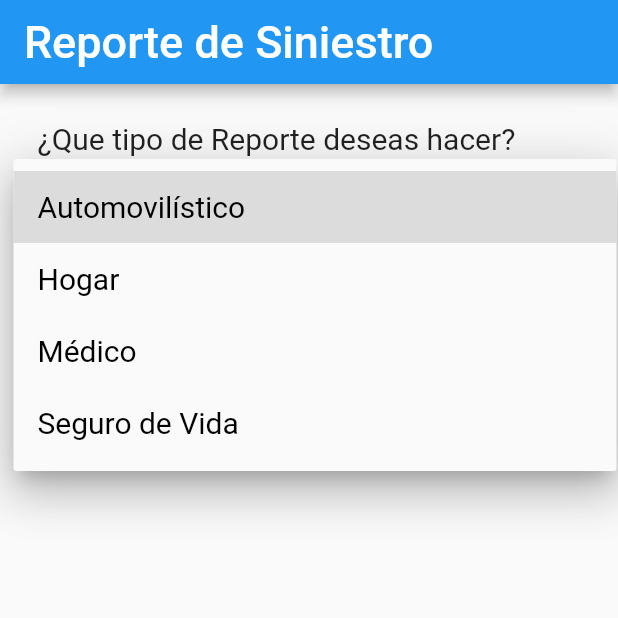
After one commit to IS709090/proyecto_moviles, a Flutter app: the Siniestros screen opened directly, after a tap on "Automovilístico", on a phone screen of 412 x 824 dp, the top half of it. The commit adds this screen. Run offline on Flutter 3.47's test engine with Material 2 defaults, Android fonts, the phone set to English and light mode, and no system bars.

Commit message:
Basic UI of siniestros Screen

```diff
--- /dev/null
+++ b/lib/siniestros.dart
@@ -0,0 +1,69 @@
+import 'package:flutter/material.dart';
+import 'testing.dart';
+
+class Siniestros extends StatefulWidget {
+  Siniestros({Key? key}) : super(key: key);
+
+  @override
+  State<Siniestros> createState() => _SiniestrosState();
+}
+
+class _SiniestrosState extends State<Siniestros> {
+  String dropdownValue = TiposPoliza["Coche"];
+  @override
+  Widget build(BuildContext context) {
+    return Scaffold(
+      appBar: AppBar(
+        title: Text(
+          "Reporte de Siniestro",
+          style: TextStyle(fontSize: 30),
+        ),
+      ),
+      body: ListView(padding: const EdgeInsets.all(25), children: [
+        Column(crossAxisAlignment: CrossAxisAlignment.start, children: [
+          Text(
+            "¿Que tipo de Reporte deseas hacer?",
+            style: TextStyle(fontSize: 20),
+          ),
+          SizedBox(height: 10),
+          Row(children: [
+            Expanded(
+              child: DropdownButton<String>(
+                isExpanded: true,
+                value: dropdownValue,
+                icon: const Icon(Icons.arrow_drop_down_circle),
+                elevation: 16,
+                style: TextStyle(fontSize: 20, color: Colors.black),
+                underline: Container(
+                  height: 3,
+                  color: Colors.blue,
+                ),
+                onChanged: (String? newValue) {
+                  setState(() {
+                    dropdownValue = newValue!;
+                  });
+                },
+                items: <String>[
+                  TiposPoliza["Coche"],
+                  TiposPoliza["Hogar"],
+                  TiposPoliza["Medico"],
+                  TiposPoliza["Vida"],
+                ].map<DropdownMenuItem<String>>((String value) {
+                  return DropdownMenuItem<String>(
+                    value: value,
+                    child: Text(value),
+                  );
+                }).toList(),
+              ),
+            ),
+          ]),
+          SizedBox(height: 10),
+          Text(
+            "Seleccione el Producto Asociado",
+            style: TextStyle(fontSize: 20),
+          ),
+        ]),
+      ]),
+    );
+  }
+}
--- /dev/null
+++ b/lib/testing.dart
@@ -0,0 +1,35 @@
+final Map<String, dynamic> TiposPoliza = {
+  'Hogar': "Hogar",
+  'Medico': "Médico",
+  'Coche': "Automovilístico",
+  'Vida': "Seguro de Vida"
+};
+
+final Map<String, dynamic> Polizas = {
+  'Polizas': {
+    'Hogar': {
+      'titulo': "Casa Parque Metropolitano",
+      'aseguradora': "Aseguradora AXA",
+      'descripcion': "Seguro de Hogar contra Robo",
+      'numero_poliza': "37FA839HF04"
+    },
+    'Medico': {
+      'titulo': "Diego Arana Ballesteros",
+      'aseguradora': "Aseguradora MAPFRE",
+      'descripcion': "Seguro de Gastos Médicos Menores",
+      'numero_poliza': "48H9FWHE9FH9"
+    },
+    'Coche': {
+      'titulo': "SEAT Ibiza 2017",
+      'aseguradora': "Aseguradora HDI",
+      'descripcion': "Seguro de Automóvil Gastos Menores",
+      'numero_poliza': "4JF094WJF09W"
+    },
+    'Vida': {
+      'titulo': "Diego Arana Ballesteros",
+      'aseguradora': "Aseguradora GNP",
+      'descripcion': "Seguro de Vida Menor",
+      'numero_poliza': "96JEPRFJ4K"
+    },
+  }
+};
```
Also changed, not shown: lib/home.dart (+8 -1 lines).
